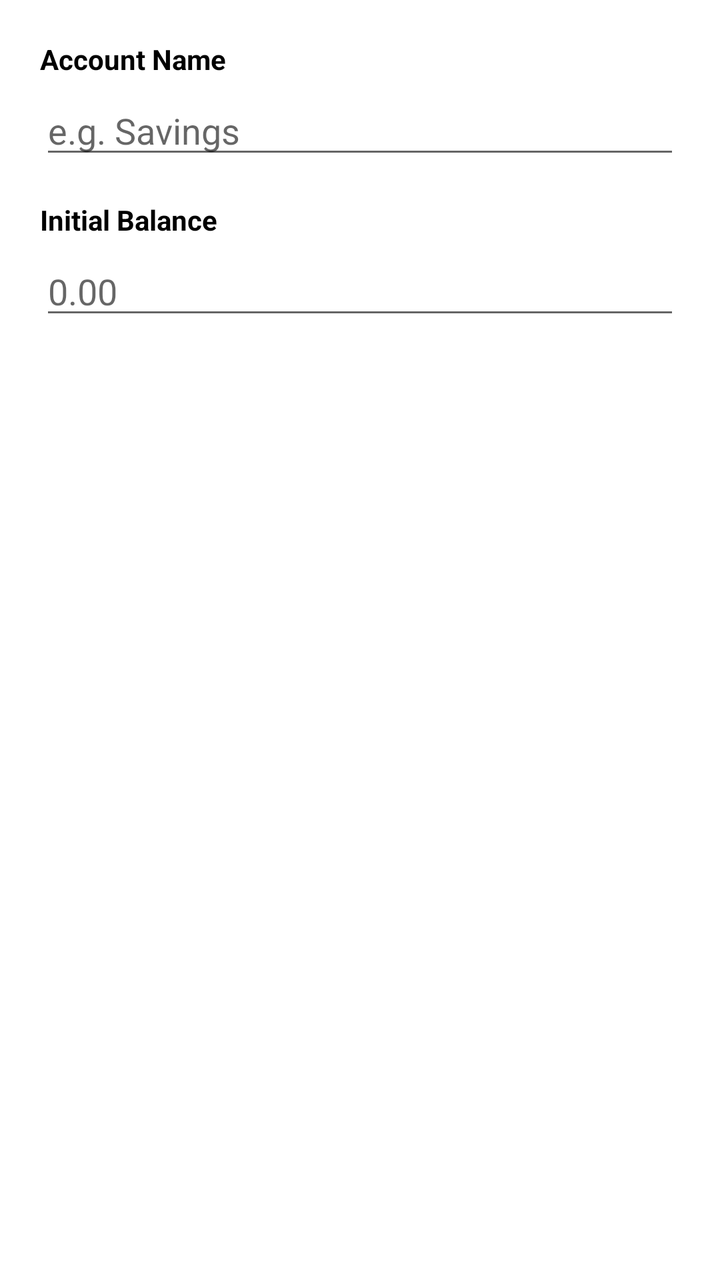
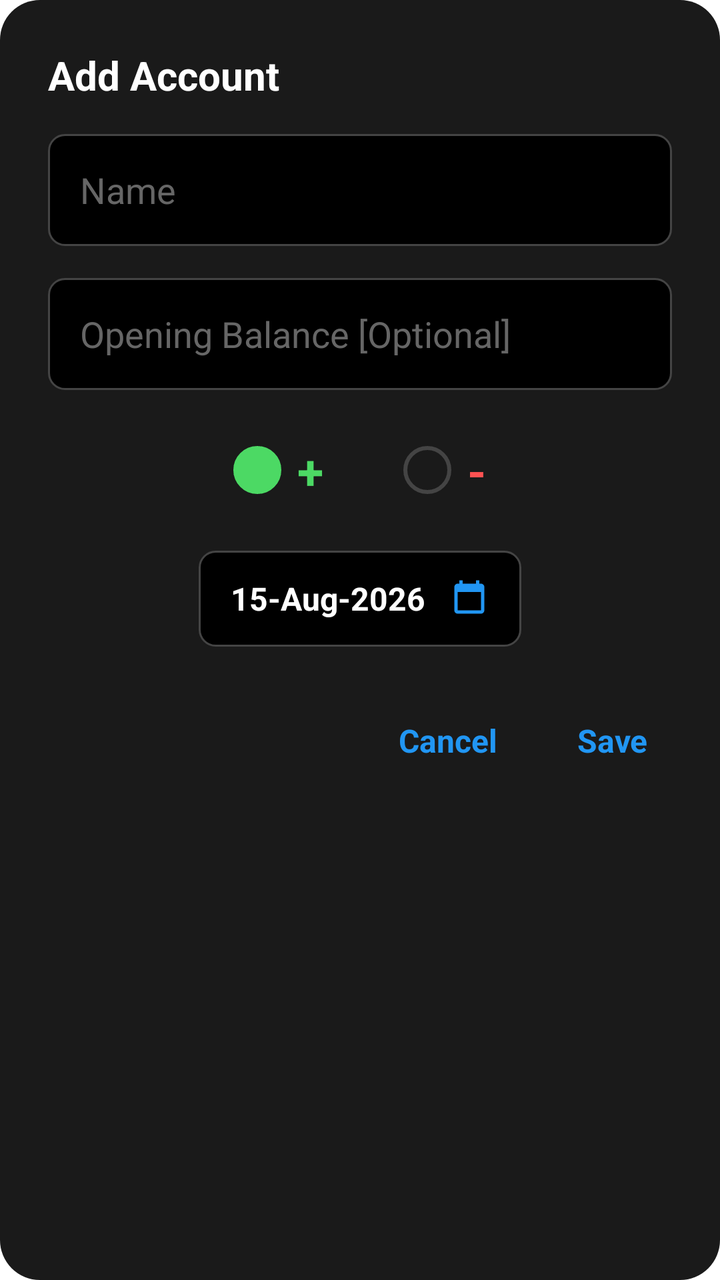

An Android layout rendered at two revisions. The XML below is the earlier revision; the diff shows what the commit changed to produce the second picture.
<!-- AndroidManifest.xml: application theme Theme.MyCalendar2026SAR -->
<!-- res/layout/dialog_add_account.xml -->
<?xml version="1.0" encoding="utf-8"?>
<LinearLayout xmlns:android="http://schemas.android.com/apk/res/android"
    android:layout_width="match_parent"
    android:layout_height="wrap_content"
    android:orientation="vertical"
    android:padding="20dp">

    <TextView
        android:layout_width="wrap_content"
        android:layout_height="wrap_content"
        android:text="Account Name"
        android:textColor="@color/black"
        android:textSize="14sp"
        android:textStyle="bold" />

    <EditText
        android:id="@+id/editAccountName"
        android:layout_width="match_parent"
        android:layout_height="wrap_content"
        android:layout_marginTop="4dp"
        android:hint="e.g. Savings"
        android:inputType="textCapWords"
        android:textColor="@color/black" />

    <TextView
        android:layout_width="wrap_content"
        android:layout_height="wrap_content"
        android:layout_marginTop="16dp"
        android:text="Initial Balance"
        android:textColor="@color/black"
        android:textSize="14sp"
        android:textStyle="bold" />

    <EditText
        android:id="@+id/editAccountBalance"
        android:layout_width="match_parent"
        android:layout_height="wrap_content"
        android:layout_marginTop="4dp"
        android:hint="0.00"
        android:inputType="numberDecimal"
        android:textColor="@color/black" />

</LinearLayout>
<!-- resources referenced by this layout -->
<resources>
  <color name="black">#FF000000</color>
  <style name="Theme.MyCalendar2026SAR" parent="Theme.MaterialComponents.DayNight.NoActionBar">
          
          <item name="colorPrimary">@color/purple_500</item>
          <item name="colorPrimaryVariant">@color/purple_700</item>
          <item name="colorOnPrimary">@color/white</item>
          
          <item name="colorSecondary">@color/teal_200</item>
          <item name="colorSecondaryVariant">@color/teal_700</item>
          <item name="colorOnSecondary">@color/black</item>
          
          <item name="android:statusBarColor">?attr/colorPrimaryVariant</item>
  
          
          <item name="materialAlertDialogTheme">@style/CustomAlertDialogTheme</item>
          <item name="alertDialogTheme">@style/CustomAlertDialogTheme</item>
      </style>
  <color name="purple_500">#FF6200EE</color>
  <color name="purple_700">#FF3700B3</color>
  <color name="white">#FFFFFFFF</color>
  <color name="teal_200">#FF03DAC5</color>
  <color name="teal_700">#FF018786</color>
  <style name="CustomAlertDialogTheme" parent="ThemeOverlay.MaterialComponents.MaterialAlertDialog">
          <item name="colorPrimary">@color/light_green</item>
          <item name="colorAccent">@color/light_green</item>
          <item name="colorSecondary">@color/light_green</item>
          <item name="android:textColorPrimary">@color/white</item>
          
          <item name="buttonBarPositiveButtonStyle">@style/GreenButtonStyle</item>
          <item name="buttonBarNegativeButtonStyle">@style/GreenButtonStyle</item>
          <item name="buttonBarNeutralButtonStyle">@style/GreenButtonStyle</item>
      </style>
  <color name="light_green">#8BC34A</color>
  <style name="GreenButtonStyle" parent="Widget.MaterialComponents.Button.TextButton">
          <item name="android:textColor">@color/light_green</item>
      </style>
</resources>

<!-- the commit's change to res/layout/dialog_add_account.xml (unified diff, before → after) -->
@@ -1,43 +1,161 @@
 <?xml version="1.0" encoding="utf-8"?>
 <LinearLayout xmlns:android="http://schemas.android.com/apk/res/android"
+    xmlns:app="http://schemas.android.com/apk/res-auto"
     android:layout_width="match_parent"
     android:layout_height="wrap_content"
+    android:background="@drawable/dialog_background_rounded"
     android:orientation="vertical"
-    android:padding="20dp">
+    android:padding="24dp">
 
     <TextView
+        android:id="@+id/dialogTitle"
         android:layout_width="wrap_content"
         android:layout_height="wrap_content"
-        android:text="Account Name"
-        android:textColor="@color/black"
-        android:textSize="14sp"
+        android:text="Add Account"
+        android:textColor="@color/white"
+        android:textSize="20sp"
         android:textStyle="bold" />
 
     <EditText
         android:id="@+id/editAccountName"
         android:layout_width="match_parent"
-        android:layout_height="wrap_content"
-        android:layout_marginTop="4dp"
-        android:hint="e.g. Savings"
+        android:layout_height="56dp"
+        android:layout_marginTop="16dp"
+        android:background="@drawable/edit_text_outline"
+        android:hint="Name"
         android:inputType="textCapWords"
-        android:textColor="@color/black" />
-
-    <TextView
-        android:layout_width="wrap_content"
-        android:layout_height="wrap_content"
-        android:layout_marginTop="16dp"
-        android:text="Initial Balance"
-        android:textColor="@color/black"
-        android:textSize="14sp"
-        android:textStyle="bold" />
+        android:paddingStart="16dp"
+        android:paddingEnd="16dp"
+        android:textColor="@color/white"
+        android:textColorHint="#666666" />
 
     <EditText
         android:id="@+id/editAccountBalance"
         android:layout_width="match_parent"
+        android:layout_height="56dp"
+        android:layout_marginTop="16dp"
+        android:background="@drawable/edit_text_outline"
+        android:hint="Opening Balance [Optional]"
+        android:inputType="numberDecimal"
+        android:paddingStart="16dp"
+        android:paddingEnd="16dp"
+        android:textColor="@color/white"
+        android:textColorHint="#666666" />
+
+    <LinearLayout
+        android:layout_width="match_parent"
         android:layout_height="wrap_content"
-        android:layout_marginTop="4dp"
-        android:hint="0.00"
-        android:inputType="numberDecimal"
-        android:textColor="@color/black" />
+        android:layout_marginTop="16dp"
+        android:gravity="center"
+        android:orientation="horizontal">
+
+        <LinearLayout
+            android:id="@+id/typePlusContainer"
+            android:layout_width="wrap_content"
+            android:layout_height="wrap_content"
+            android:gravity="center"
+            android:orientation="horizontal"
+            android:padding="8dp">
+
+            <View
+                android:id="@+id/indicatorPlus"
+                android:layout_width="24dp"
+                android:layout_height="24dp"
+                android:background="@drawable/circle_indicator"
+                android:backgroundTint="@color/income_green" />
+
+            <TextView
+                android:layout_width="wrap_content"
+                android:layout_height="wrap_content"
+                android:layout_marginStart="8dp"
+                android:text="+"
+                android:textColor="@color/income_green"
+                android:textSize="24sp"
+                android:textStyle="bold" />
+        </LinearLayout>
+
+        <LinearLayout
+            android:id="@+id/typeMinusContainer"
+            android:layout_width="wrap_content"
+            android:layout_height="wrap_content"
+            android:layout_marginStart="24dp"
+            android:gravity="center"
+            android:orientation="horizontal"
+            android:padding="8dp">
+
+            <View
+                android:id="@+id/indicatorMinus"
+                android:layout_width="24dp"
+                android:layout_height="24dp"
+                android:background="@drawable/circle_indicator" />
+
+            <TextView
+                android:layout_width="wrap_content"
+                android:layout_height="wrap_content"
+                android:layout_marginStart="8dp"
+                android:text="-"
+                android:textColor="@color/expense_red"
+                android:textSize="24sp"
+                android:textStyle="bold" />
+        </LinearLayout>
+    </LinearLayout>
+
+    <LinearLayout
+        android:id="@+id/dateSelectionBox"
+        android:layout_width="wrap_content"
+        android:layout_height="48dp"
+        android:layout_gravity="center_horizontal"
+        android:layout_marginTop="16dp"
+        android:background="@drawable/edit_text_outline"
+        android:gravity="center_vertical"
+        android:orientation="horizontal"
+        android:paddingStart="16dp"
+        android:paddingEnd="16dp">
+
+        <TextView
+            android:id="@+id/txtAccountDate"
+            android:layout_width="wrap_content"
+            android:layout_height="wrap_content"
+            android:text="15-Aug-2026"
+            android:textColor="@color/white"
+            android:textSize="16sp"
+            android:textStyle="bold" />
+
+        <ImageView
+            android:layout_width="20dp"
+            android:layout_height="20dp"
+            android:layout_marginStart="12dp"
+            android:src="@drawable/ic_menu_calendar_color"
+            app:tint="@color/blue" />
+    </LinearLayout>
+
+    <LinearLayout
+        android:layout_width="match_parent"
+        android:layout_height="wrap_content"
+        android:layout_marginTop="24dp"
+        android:gravity="end"
+        android:orientation="horizontal">
+
+        <TextView
+            android:id="@+id/btnCancelAccount"
+            android:layout_width="wrap_content"
+            android:layout_height="wrap_content"
+            android:padding="12dp"
+            android:text="Cancel"
+            android:textColor="@color/blue"
+            android:textSize="16sp"
+            android:textStyle="bold" />
+
+        <TextView
+            android:id="@+id/btnSaveAccount"
+            android:layout_width="wrap_content"
+            android:layout_height="wrap_content"
+            android:layout_marginStart="16dp"
+            android:padding="12dp"
+            android:text="Save"
+            android:textColor="@color/blue"
+            android:textSize="16sp"
+            android:textStyle="bold" />
+    </LinearLayout>
 
 </LinearLayout>
<!-- resource entries referenced after the edit -->
@@ -1,5 +1,8 @@
 <!-- resources referenced by this layout -->
 <resources>
+  <color name="blue">#2196F3</color>
+  <color name="expense_red">#FF5252</color>
+  <color name="income_green">#4CD964</color>
   <color name="black">#FF000000</color>
   <style name="Theme.MyCalendar2026SAR" parent="Theme.MaterialComponents.DayNight.NoActionBar">
           
@@ -20,6 +23,36 @@
   <color name="purple_500">#FF6200EE</color>
   <color name="purple_700">#FF3700B3</color>
   <color name="white">#FFFFFFFF</color>
+  <!-- drawable circle_indicator (drawable) -->
+  <?xml version="1.0" encoding="utf-8"?>
+  <shape xmlns:android="http://schemas.android.com/apk/res/android"
+      android:shape="oval">
+      <stroke android:width="2dp" android:color="#444444" />
+      <size android:width="24dp" android:height="24dp" />
+  </shape>
+  <!-- drawable dialog_background_rounded (drawable) -->
+  <?xml version="1.0" encoding="utf-8"?>
+  <shape xmlns:android="http://schemas.android.com/apk/res/android">
+      <solid android:color="#1A1A1A" />
+      <corners android:radius="20dp" />
+  </shape>
+  <!-- drawable edit_text_outline (drawable) -->
+  <?xml version="1.0" encoding="utf-8"?>
+  <shape xmlns:android="http://schemas.android.com/apk/res/android">
+      <stroke android:width="1dp" android:color="#444444" />
+      <corners android:radius="8dp" />
+      <solid android:color="@color/black" />
+  </shape>
+  <!-- drawable ic_menu_calendar_color (drawable) -->
+  <vector xmlns:android="http://schemas.android.com/apk/res/android"
+      android:width="24dp"
+      android:height="24dp"
+      android:viewportWidth="24"
+      android:viewportHeight="24">
+      <path
+          android:fillColor="#F44336"
+          android:pathData="M19,3h-1V1h-2v2H8V1H6v2H5C3.89,3 3.01,3.9 3.01,5L3,19c0,1.1 0.89,2 2,2h14c1.1,0 2,-0.9 2,-2V5c0,-1.1 -0.9,-2 -2,-2zM19,19H5V8h14v11z" />
+  </vector>
   <color name="teal_200">#FF03DAC5</color>
   <color name="teal_700">#FF018786</color>
   <style name="CustomAlertDialogTheme" parent="ThemeOverlay.MaterialComponents.MaterialAlertDialog">
